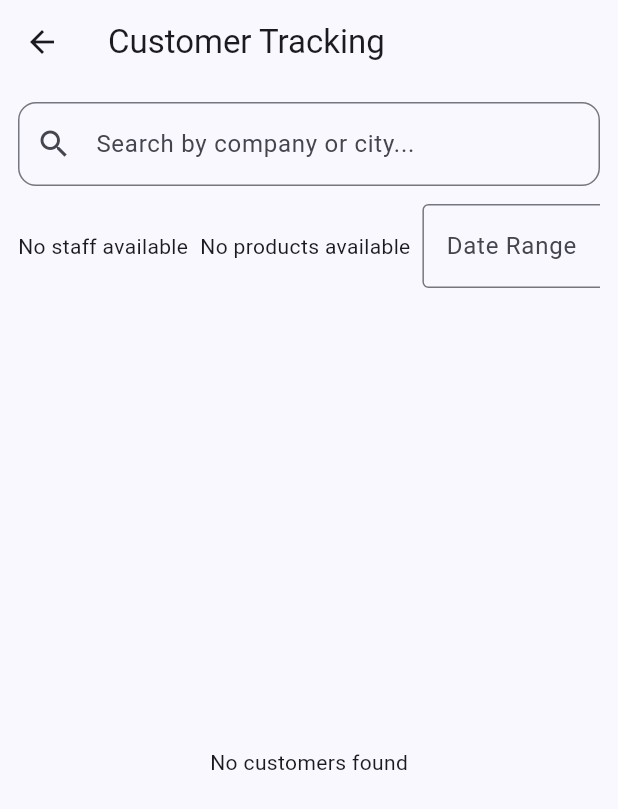
After one commit to ShahbazAlvi/call_logs_admin_app, a Flutter app: the ActivityTrackScreen screen opened directly, after a tap on "Customers Track", on a phone screen of 412 x 824 dp. The commit adds this screen. Shown: the top 809 px of the screen. Run offline on Flutter 3.47's test engine with Material 3 defaults, Android fonts, the phone set to English and light mode, and no system bars; our stand-ins replace fl_chart, geocoding, geolocator, image_picker, shared_preferences, table_calendar; accounts and stored records are empty; network calls fail.

Commit message:
activity
activity track

```diff
--- /dev/null
+++ b/lib/Provider/CustomersTrackProvider/CustomerTrackProvider.dart
@@ -0,0 +1,133 @@
+import 'dart:convert';
+import 'package:flutter/material.dart';
+import 'package:http/http.dart' as http;
+import 'package:shared_preferences/shared_preferences.dart';
+import '../../model/CustomersTrackModel.dart';
+
+class CustomersTrackProvider extends ChangeNotifier {
+  bool isLoading = false;
+  List<CustomerData> allCustomers = [];
+  List<CustomerData> filteredCustomers = [];
+
+  // Filters
+  String? selectedStaffName;
+  String? selectedProductName;
+  String? selectedDateRange; // e.g. today, 1week, 14day, all
+  String searchQuery = '';
+
+  String? token;
+
+  /// 🔹 Load token from SharedPreferences
+  Future<void> _loadToken() async {
+    final prefs = await SharedPreferences.getInstance();
+    token = prefs.getString('token');
+    debugPrint('🔑 Loaded token: $token');
+  }
+
+  /// 🔹 Fetch customers with optional filters
+  Future<void> fetchCustomers({
+    String? staff,
+    String? product,
+    String? date,
+  }) async {
+    try {
+      isLoading = true;
+      notifyListeners();
+
+      if (token == null) {
+        await _loadToken();
+      }
+
+      if (token == null || token!.isEmpty) {
+        throw Exception('No token found in SharedPreferences');
+      }
+
+      String url =
+          'https://call-logs-backend.onrender.com/api/history/customers-track';
+
+      // Build dynamic query
+      List<String> params = [];
+      if (staff != null && staff.isNotEmpty) params.add('staff=$staff');
+      if (product != null && product.isNotEmpty) params.add('product=$product');
+      if (date != null && date.isNotEmpty && date != 'all') {
+        params.add('date=$date');
+      }
+      if (params.isNotEmpty) url += '?${params.join('&')}';
+
+      debugPrint('🌍 Fetching URL: $url');
+
+      final response = await http.get(
+        Uri.parse(url),
+        headers: {
+          'Authorization': 'Bearer $token',
+          'Accept': 'application/json',
+        },
+      );
+
+      debugPrint('📡 Status: ${response.statusCode}');
+      debugPrint('📦 Body: ${response.body}');
+
+      if (response.statusCode == 200) {
+        final jsonData = jsonDecode(response.body);
+        final model = CustomersTrackModel.fromJson(jsonData);
+        allCustomers = model.data;
+        filteredCustomers = model.data;
+      } else {
+        throw Exception('Failed: ${response.statusCode}');
+      }
+    } catch (e) {
+      debugPrint('❌ Error fetching customers: $e');
+    } finally {
+      isLoading = false;
+      notifyListeners();
+    }
+  }
+
+  /// 🔹 Apply local search filters
+  void applyFilters() {
+    filteredCustomers = allCustomers.where((c) {
+      final matchesStaff =
+          selectedStaffName == null || c.staff == selectedStaffName;
+      final matchesProduct =
+          selectedProductName == null || c.product == selectedProductName;
+      final matchesSearch = c.company
+          .toLowerCase()
+          .contains(searchQuery.toLowerCase()) ||
+          c.city.toLowerCase().contains(searchQuery.toLowerCase());
+      return matchesStaff && matchesProduct && matchesSearch;
+    }).toList();
+    notifyListeners();
+  }
+
+  void setSearch(String value) {
+    searchQuery = value;
+    applyFilters();
+  }
+
+  void setStaff(String? value) {
+    selectedStaffName = value;
+    fetchCustomers(
+      staff: selectedStaffName,
+      product: selectedProductName,
+      date: selectedDateRange,
+    );
+  }
+
+  void setProduct(String? value) {
+    selectedProductName = value;
+    fetchCustomers(
+      staff: selectedStaffName,
+      product: selectedProductName,
+      date: selectedDateRange,
+    );
+  }
+
+  void setDateRange(String? value) {
+    selectedDateRange = value;
+    fetchCustomers(
+      staff: selectedStaffName,
+      product: selectedProductName,
+      date: selectedDateRange,
+    );
+  }
+}
--- a/lib/Provider/staff/StaffProvider.dart
+++ b/lib/Provider/staff/StaffProvider.dart
@@ -136,7 +136,7 @@ Future<void>DeleteStaff(String staffId)async{
       var responseBody = await response.stream.bytesToString();
       var jsonData = json.decode(responseBody);
 
-      if (response.statusCode == 201) {
+      if (response.statusCode == 200 || response.statusCode == 201) {
         message = jsonData['message'] ?? 'Staff added successfully';
       } else {
         message = jsonData['message'] ?? 'Failed to add staff';
--- /dev/null
+++ b/lib/View/Activity_Track/Activity_Track_Screen.dart
@@ -0,0 +1,106 @@
+import 'package:flutter/material.dart';
+
+import 'CustomersTrackScreen.dart';
+
+class ActivityTrackScreen extends StatefulWidget {
+  const ActivityTrackScreen({super.key});
+
+  @override
+  State<ActivityTrackScreen> createState() => _ActivityTrackScreenState();
+}
+
+class _ActivityTrackScreenState extends State<ActivityTrackScreen> {
+  @override
+  Widget build(BuildContext context) {
+    return Scaffold(
+      appBar: AppBar(
+
+
+        title: Center(child: Text( "Activity Tracker",
+            style: TextStyle(
+              color: Colors.white,
+              fontWeight: FontWeight.bold,
+              fontSize: 22,
+              letterSpacing: 1.2,
+            )),
+        ),
+        centerTitle: true,
+        elevation: 6,
+        flexibleSpace: Container(
+          decoration: const BoxDecoration(
+            gradient: LinearGradient(
+              colors: [Color(0xFF5B86E5), Color(0xFF36D1DC)],
+              begin: Alignment.topLeft,
+              end: Alignment.bottomRight,
+            ),
+          ),
+        ),
+        iconTheme: const IconThemeData(color: Colors.white),
+      ),
+      body:SafeArea(
+        child: SingleChildScrollView(
+          child: Padding(
+            padding: const EdgeInsets.fromLTRB(8,16, 8,16),
+            child: Column(
+              children: [
+                GestureDetector(
+                  onTap: (){
+                    Navigator.push(context,MaterialPageRoute(builder: (context)=>CustomersTrackScreen()));
+                  },
+                    child: containerBuilder(icon: Icons.people, title:'Customers Track', details: 'Monitor Customer Create, Update and assignments')),
+                SizedBox(height: 10,),
+                GestureDetector(
+                    onTap: (){},
+                    child: containerBuilder(icon: Icons.handshake, title:'Meeting Track', details: 'Track meeting schedules and progress')),
+                SizedBox(height: 10,),
+                GestureDetector(
+                    onTap: (){},
+                    child: containerBuilder(icon: Icons.note_alt, title:'Follow Up Track', details: 'See recent follow-ups and status')),
+                SizedBox(height: 10,),
+                GestureDetector(
+                    onTap: (){},
+                    child: containerBuilder(icon: Icons.person, title:'Staff Track', details: 'Monitor staff activity and engagement'))
+              ],
+            ),
+          ),
+
+        ),
+      ) ,
+    );
+  }
+  Widget containerBuilder({
+    required IconData icon,
+    required String title,
+    required String details,
+  }) {
+    return Container(
+      width: double.infinity,
+      decoration: BoxDecoration(
+        color: Colors.white,
+        borderRadius: BorderRadius.circular(18),
+      ),
+      padding: const EdgeInsets.all(16),
+      child: Padding(
+        padding: const EdgeInsets.all(16.0),
+        child: Column(
+          mainAxisSize: MainAxisSize.min,
+          children: [
+            Icon(icon, size: 40, color: Colors.black),
+            const SizedBox(height: 8),
+            Text(
+              title,
+              style: const TextStyle(fontWeight: FontWeight.bold, fontSize: 16),
+            ),
+            const SizedBox(height: 4),
+            Text(
+              details,
+              style: const TextStyle(color: Colors.grey),
+              textAlign: TextAlign.center,
+            ),
+          ],
+        ),
+      ),
+    );
+  }
+
+}
--- /dev/null
+++ b/lib/View/Activity_Track/CustomersTrackScreen.dart
@@ -0,0 +1,192 @@
+import 'package:flutter/material.dart';
+import 'package:intl/intl.dart';
+import 'package:provider/provider.dart';
+
+import '../../Provider/CustomersTrackProvider/CustomerTrackProvider.dart';
+import '../../Provider/product/product_provider.dart';
+import '../../Provider/staff/StaffProvider.dart';
+
+
+class CustomersTrackScreen extends StatefulWidget {
+  const CustomersTrackScreen({super.key});
+
+  @override
+  State<CustomersTrackScreen> createState() => _CustomersTrackScreenState();
+}
+
+class _CustomersTrackScreenState extends State<CustomersTrackScreen> {
+  final List<String> dateOptions = ['today', '1week', '14days', 'all'];
+
+  @override
+  void initState() {
+    super.initState();
+    WidgetsBinding.instance.addPostFrameCallback((_) {
+      Provider.of<StaffProvider>(context, listen: false).fetchStaff();
+      Provider.of<ProductProvider>(context, listen: false).fetchProducts();
+      Provider.of<CustomersTrackProvider>(context, listen: false)
+          .fetchCustomers();
+    });
+  }
+
+  @override
+  Widget build(BuildContext context) {
+    return Scaffold(
+      appBar: AppBar(title: const Text('Customer Tracking')),
+      body: Consumer<CustomersTrackProvider>(
+        builder: (context, provider, _) {
+          return Padding(
+            padding: const EdgeInsets.all(12.0),
+            child: Column(
+              children: [
+                // 🔍 Search bar
+                TextField(
+                  decoration: InputDecoration(
+                    hintText: 'Search by company or city...',
+                    prefixIcon: const Icon(Icons.search),
+                    border: OutlineInputBorder(
+                      borderRadius: BorderRadius.circular(12),
+                    ),
+                  ),
+                  onChanged: provider.setSearch,
+                ),
+                const SizedBox(height: 12),
+
+                // 🔽 Dropdowns Row
+                SingleChildScrollView(
+                  scrollDirection: Axis.horizontal,
+                  child: Row(
+                    mainAxisAlignment: MainAxisAlignment.spaceBetween,
+                    children: [
+                      Consumer<StaffProvider>(
+                        builder: (context, staffProvider, _) {
+                          final staffList = staffProvider.staffs;
+
+                          if (staffProvider.isLoading) {
+                            return const Center(child: CircularProgressIndicator());
+                          }
+
+                          if (staffList.isEmpty) {
+                            return const Text('No staff available');
+                          }
+
+                          return Padding(
+                            padding: const EdgeInsets.symmetric(vertical: 6),
+                            child: DropdownButtonFormField<String>(
+                              decoration: const InputDecoration(
+                                labelText: 'Assigned Staff',
+                                border: OutlineInputBorder(),
+                              ),
+                              // ✅ Ensure the selected value exists in list
+                              value: staffList.any((s) => s.username == provider.selectedStaffName)
+                                  ? provider.selectedStaffName
+                                  : null,
+                              items: staffList.map((staff) {
+                                return DropdownMenuItem<String>(
+                                  value: staff.username, // ✅ store name as the value
+                                  child: Text(staff.username ?? 'Unnamed Staff'),
+                                );
+                              }).toList(),
+                              onChanged: (value) {
+                                provider.selectedStaffName = value; // ✅ store name in provider
+                                provider.notifyListeners();
+                              },
+                            ),
+                          );
+                        },
+                      ),
+
+                      const SizedBox(width: 8),
+                      Consumer<ProductProvider>(
+                        builder: (context, productProvider, _) {
+                          final productList = productProvider.products;
+
+                          if (productProvider.isLoading) {
+                            return const Center(child: CircularProgressIndicator());
+                          }
+
+                          if (productList.isEmpty) {
+                            return const Text('No products available');
+                          }
+
+                          return Padding(
+                            padding: const EdgeInsets.symmetric(vertical: 6),
+                            child: DropdownButtonFormField<String>(
+                              decoration: const InputDecoration(
+                                labelText: 'Assigned Product',
+                                border: OutlineInputBorder(),
+                              ),
+                              value: productList.any((s) => s.name == provider.selectedProductName)
+                                  ? provider.selectedProductName
+                                  : null,
+                              items: productList.map((product) {
+                                return DropdownMenuItem<String>(
+                                  value: product.name, // ✅ use correct property from model
+                                  child: Text(product.name ?? 'Unnamed Product'),
+                                );
+                              }).toList(),
+                              onChanged: (value) {
+                                provider.selectedProductName = value;
+                                provider.notifyListeners();
+                              },
+                            ),
+                          );
+                        },
+                      ),
+
+                      const SizedBox(width: 8),
+                      SizedBox(
+                        width: 180,
+                        child: DropdownButtonFormField<String>(
+                          decoration: const InputDecoration(
+                              labelText: 'Date Range',
+                              border: OutlineInputBorder()),
+                          value: provider.selectedDateRange,
+                          items: dateOptions
+                              .map((d) => DropdownMenuItem(
+                            value: d,
+                            child: Text(d.toUpperCase()),
+                          ))
+                              .toList(),
+                          onChanged: provider.setDateRange,
+                        ),
+                      ),
+                    ],
+                  ),
+                ),
+
+                const SizedBox(height: 12),
+
+                // 📋 Data list
+                Expanded(
+                  child: provider.isLoading
+                      ? const Center(child: CircularProgressIndicator())
+                      : provider.filteredCustomers.isEmpty
+                      ? const Center(child: Text('No customers found'))
+                      : ListView.builder(
+                    itemCount: provider.filteredCustomers.length,
+                    itemBuilder: (context, index) {
+                      final customer =
+                      provider.filteredCustomers[index];
+                      return Card(
+                        child: ListTile(
+                          title: Text(customer.company),
+                          subtitle: Text(
+                              '${customer.city} • ${customer.staff} • ${customer.product}'),
+                          trailing: Text(
+                            DateFormat('yyyy-MM-dd').format(customer.date),
+                            style: const TextStyle(color: Colors.blueAccent),
+                          ),
+
+                        ),
+                      );
+                    },
+                  ),
+                ),
+              ],
+            ),
+          );
+        },
+      ),
+    );
+  }
+}
--- a/lib/View/Customer/customerUpdate.dart
+++ b/lib/View/Customer/customerUpdate.dart
@@ -155,7 +155,7 @@ class _AddCustomerScreenState extends State<UpdateCustomerScreen> {
                     labelText: 'Assigned Staff',
                     border: OutlineInputBorder(),
                   ),
-                  value: provider.selectedStaffId,
+                  value: provider.selectedStaffName,
                   items: staffList.map((staff) {
                     return DropdownMenuItem<String>(
                       value: staff.sId,
@@ -163,7 +163,7 @@ class _AddCustomerScreenState extends State<UpdateCustomerScreen> {
                     );
                   }).toList(),
                   onChanged: (value) {
-                    provider.selectedStaffId = value;
+                    provider.selectedStaffName = value;
                     provider.notifyListeners();
                   },
                 );
--- a/lib/main.dart
+++ b/lib/main.dart
@@ -5,6 +5,7 @@ import 'package:infinity/View/home/dashboard_screen.dart';
 import 'package:provider/provider.dart';
 
 import 'Provider/AssignCustomerProvider/AssignProvider.dart';
+import 'Provider/CustomersTrackProvider/CustomerTrackProvider.dart';
 import 'Provider/FollowUp/FollowupProvider.dart';
 import 'Provider/MeetingProvider/NoDateMeetingProvider.dart';
 import 'Provider/MeetingProvider/Meeting_provider.dart';
@@ -30,6 +31,7 @@ void main() {
       ChangeNotifierProvider(create: (_) => UnassignCustomerProvider()),
       ChangeNotifierProvider(create: (_) => CallLogsProvider()),
       ChangeNotifierProvider(create: (_) => SignUpProvider()),
+      ChangeNotifierProvider(create: (_) => CustomersTrackProvider()),
     ],
     child: MyApp(),)
   );
--- /dev/null
+++ b/lib/model/CustomersTrackModel.dart
@@ -0,0 +1,90 @@
+class CustomersTrackModel {
+  final bool success;
+  final int count;
+  final List<CustomerData> data;
+
+  CustomersTrackModel({
+    required this.success,
+    required this.count,
+    required this.data,
+  });
+
+  factory CustomersTrackModel.fromJson(Map<String, dynamic> json) {
+    return CustomersTrackModel(
+      success: json['success'] ?? false,
+      count: json['count'] ?? 0,
+      data: (json['data'] as List<dynamic>?)
+          ?.map((item) => CustomerData.fromJson(item))
+          .toList() ??
+          [],
+    );
+  }
+
+  Map<String, dynamic> toJson() {
+    return {
+      'success': success,
+      'count': count,
+      'data': data.map((x) => x.toJson()).toList(),
+    };
+  }
+}
+
+class CustomerData {
+  final String businessType;
+  final String company;
+  final String city;
+  final String phoneNumber;
+  final String person;
+  final String designation;
+  final String department;
+  final String staff;
+  final String product;
+  final String action;
+  final DateTime date;
+
+  CustomerData({
+    required this.businessType,
+    required this.company,
+    required this.city,
+    required this.phoneNumber,
+    required this.person,
+    required this.designation,
+    required this.department,
+    required this.staff,
+    required this.product,
+    required this.action,
+    required this.date,
+  });
+
+  factory CustomerData.fromJson(Map<String, dynamic> json) {
+    return CustomerData(
+      businessType: json['businessType']?.toString().trim() ?? '',
+      company: json['company']?.toString().trim() ?? '',
+      city: json['city']?.toString().trim() ?? '',
+      phoneNumber: json['phoneNumber']?.toString().trim() ?? '',
+      person: json['person']?.toString().trim() ?? '',
+      designation: json['designation']?.toString().trim() ?? '',
+      department: json['department']?.toString().trim() ?? '',
+      staff: json['staff']?.toString().trim() ?? '',
+      product: json['product']?.toString().trim() ?? '',
+      action: json['action']?.toString().trim() ?? '',
+      date: DateTime.tryParse(json['date'] ?? '') ?? DateTime.now(),
+    );
+  }
+
+  Map<String, dynamic> toJson() {
+    return {
+      'businessType': businessType,
+      'company': company,
+      'city': city,
+      'phoneNumber': phoneNumber,
+      'person': person,
+      'designation': designation,
+      'department': department,
+      'staff': staff,
+      'product': product,
+      'action': action,
+      'date': date.toIso8601String(),
+    };
+  }
+}
--- a/pubspec.yaml
+++ b/pubspec.yaml
@@ -44,6 +44,8 @@ dependencies:
   flutter_launcher_icons: ^0.14.4
   geolocator: ^14.0.2
   geocoding: ^4.0.0
+  intl: ^0.20.2
+
 flutter_icons:
     android: true
     ios: true
```
Also changed, not shown: lib/Provider/customer/customer_provider.dart (+12 -5 lines), lib/View/Auths/Sign_up.dart (+25 -1 lines), lib/View/Customer/add_customer.dart (+42 -4 lines), lib/View/home/dashboard_screen.dart (+27 -2 lines), pubspec.lock, 1 other file.
